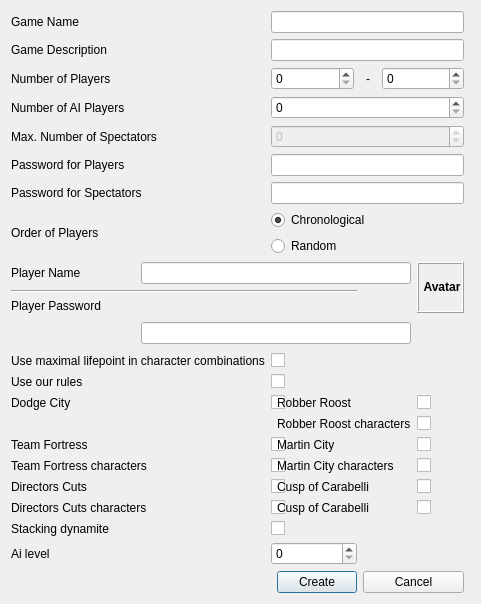
The window that src/kbang_client/creategamedialog.ui (szaialt/kbang1) describes before a commit, drawn with Qt 5.
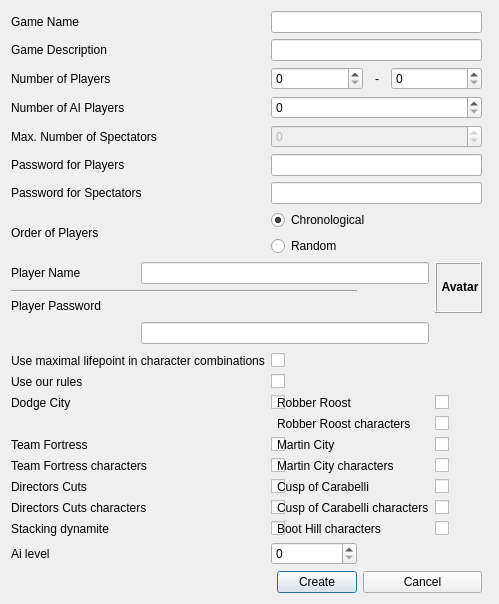
The same window after the commit. Custom widgets are drawn as their Qt base class.

```diff
--- a/src/kbang_client/creategamedialog.ui
+++ b/src/kbang_client/creategamedialog.ui
@@ -508,7 +508,7 @@
    <item row="24" column="3" colspan="2">
     <widget class="QLabel" name="labelCuspOfCarabelliCharacters">
      <property name="text">
-      <string>Cusp of Carabelli</string>
+      <string>Cusp of Carabelli characters</string>
      </property>
      <property name="buddy">
       <cstring>checkCuspOfCarabelliCharacters</cstring>
@@ -529,6 +529,20 @@
      </property>
     </widget>
    </item>
+    <item row="29" column="5" colspan="2">
+    <widget class="QCheckBox" name="checkBootHillCharacters">
+    </widget>
+   </item>
+   <item row="29" column="3" colspan="2">
+    <widget class="QLabel" name="labelBootHillCharacters">
+     <property name="text">
+      <string>Boot Hill characters</string>
+     </property>
+     <property name="buddy">
+      <cstring>checkBootHillCharacters</cstring>
+     </property>
+    </widget>
+   </item>  
    <item row="32" column="2" colspan="2">
     <widget class="QSpinBox" name="spinBoxAiLevel">
     </widget>
```
Left out of the diff: 4 changed lines with no effect on the pictures.
